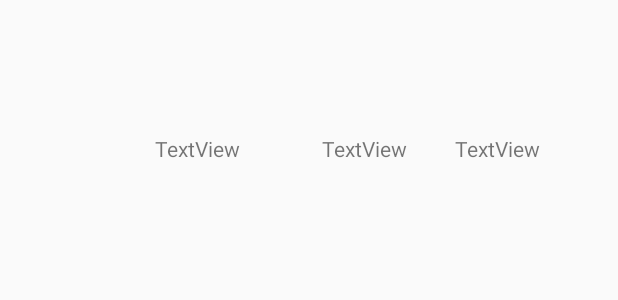
After one commit to n-a-sistemas/TST_Funcionario_App, an Android app: the layout epi_list.xml on its own in the app's theme, with its tools: preview values and no code run, on a phone screen of 412 x 824 dp. The commit adds this screen. Shown: the top 300 px of the screen. Run offline under Robolectric (Android 15) with nearby library versions, the phone set to English and light mode, and no system bars.

Commit message:
rank atualizar

```diff
--- /dev/null
+++ b/app/src/main/res/layout/epi_list.xml
@@ -0,0 +1,40 @@
+<?xml version="1.0" encoding="utf-8"?>
+<androidx.constraintlayout.widget.ConstraintLayout xmlns:android="http://schemas.android.com/apk/res/android"
+    xmlns:app="http://schemas.android.com/apk/res-auto"
+    xmlns:tools="http://schemas.android.com/tools"
+    android:id="@+id/layout_epi"
+    android:layout_width="match_parent"
+    android:layout_height="match_parent">
+
+    <TextView
+        android:id="@+id/textView3"
+        android:layout_width="wrap_content"
+        android:layout_height="wrap_content"
+        android:layout_marginStart="80dp"
+        android:layout_marginTop="89dp"
+        android:layout_marginEnd="32dp"
+        android:text="TextView"
+        app:layout_constraintEnd_toStartOf="@+id/textView4"
+        app:layout_constraintStart_toStartOf="parent"
+        app:layout_constraintTop_toTopOf="parent" />
+
+    <TextView
+        android:id="@+id/textView4"
+        android:layout_width="wrap_content"
+        android:layout_height="wrap_content"
+        android:layout_marginTop="89dp"
+        android:layout_marginEnd="32dp"
+        android:text="TextView"
+        app:layout_constraintEnd_toStartOf="@+id/textView5"
+        app:layout_constraintTop_toTopOf="parent" />
+
+    <TextView
+        android:id="@+id/textView5"
+        android:layout_width="wrap_content"
+        android:layout_height="wrap_content"
+        android:layout_marginTop="89dp"
+        android:layout_marginEnd="52dp"
+        android:text="TextView"
+        app:layout_constraintEnd_toEndOf="parent"
+        app:layout_constraintTop_toTopOf="parent" />
+</androidx.constraintlayout.widget.ConstraintLayout>
```
Also changed, not shown: app/src/main/java/com/example/tstfuncionario_30/MainActivity.java (+38 -2 lines), app/src/main/java/com/example/tstfuncionario_30/adapter/Adapter.java (added, +46 -0 lines), app/src/main/java/com/example/tstfuncionario_30/modelos/Epi.java (added, +61 -0 lines), app/src/main/java/com/example/tstfuncionario_30/modelos/Funcionario.java (+63 -36 lines), app/src/main/java/com/example/tstfuncionario_30/ui/gallery/GalleryFragment.java (+113 -1 lines), app/src/main/java/com/example/tstfuncionario_30/ui/gallery/GalleryViewModel.java (+27 -0 lines), app/src/main/res/layout/fragment_gallery.xml (+10 -0 lines).
